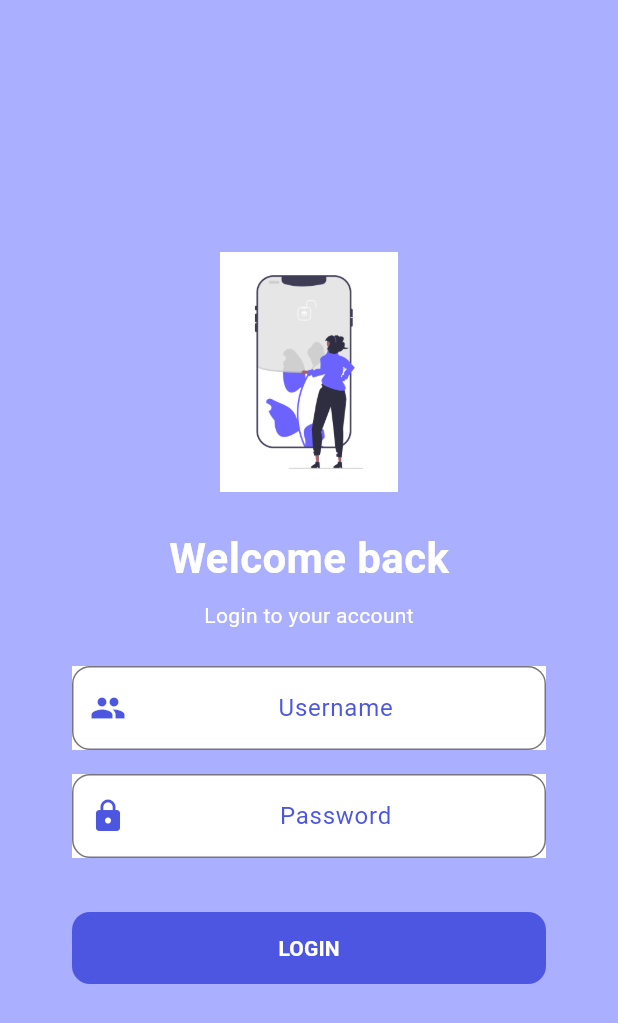
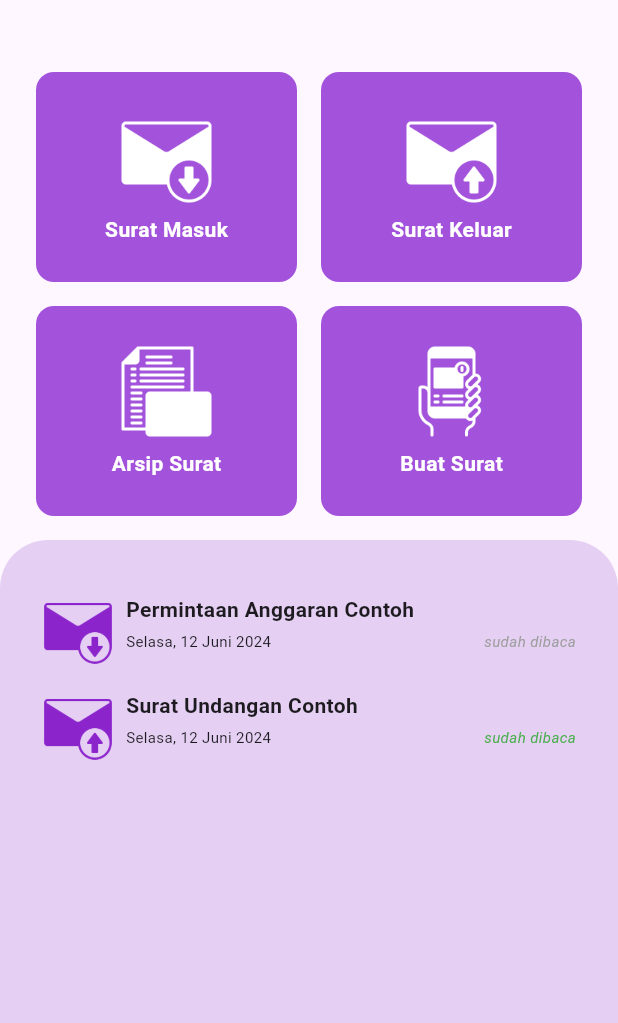
Before and after one commit to adamwib/letter_office_intern, a Flutter app: the screen it shows after launch, after a tap on "LOGIN", on a phone screen of 412 x 824 dp. Shown: the top 1023 px of the screen. Run offline on Flutter 3.47's test engine with Material 3 defaults, Android fonts, the phone set to English and light mode, and no system bars.

Commit message:
add login, home

```diff
--- a/lib/administrator/view/home_administrator.dart
+++ b/lib/administrator/view/home_administrator.dart
@@ -1,6 +1,7 @@
 import 'package:flutter/material.dart';
-
-import '../widget/text_field_login.dart';
+import 'package:surat_app/administrator/view/surat_masuk.dart';
+import 'package:surat_app/administrator/widget/main_menu.dart';
+import 'package:surat_app/helper/color.dart';
 
 class HomeAdministrator extends StatefulWidget {
   const HomeAdministrator({super.key});
@@ -13,70 +14,182 @@ class _HomeAdministratorState extends State<HomeAdministrator> {
   @override
   Widget build(BuildContext context) {
     return Scaffold(
-      backgroundColor: const Color.fromARGB(255, 170, 175, 255),
-      body: Center(
-        child: Padding(
-          padding: const EdgeInsets.symmetric(horizontal: 48),
-          child: Column(
-            mainAxisAlignment: MainAxisAlignment.center,
+      body: Column(
         children: [
-              Image.asset(
-                'assets/image/login.png',
-                height: 160,
+          const SizedBox(
+            height: 48,
+          ),
+          Padding(
+            padding: const EdgeInsets.symmetric(horizontal: 24),
+            child: Row(
+              mainAxisAlignment: MainAxisAlignment.spaceAround,
+              children: [
+                Expanded(
+                  child: MainMenu(
+                    title: "Surat Masuk",
+                    image: ("assets/icon/surat_masuk.png"),
+                    onTap: () {
+                      Navigator.push(context, MaterialPageRoute(builder: (context)=>SuratMasuk()));
+                    },
+                  ),
                 ),
                 const SizedBox(
-                height: 24,
+                  width: 16,
                 ),
-              const Text(
-                "Welcome back",
-                style: TextStyle(
-                    color: Colors.white,
-                    fontSize: 28,
-                    fontWeight: FontWeight.bold),
+                Expanded(
+                  child: MainMenu(
+                    title: "Surat Keluar",
+                    image: ("assets/icon/surat_keluar.png"),
+                    onTap: () {},
                   ),
-              const SizedBox(
-                height: 8,
                 ),
-              const Text(
-                "Login to your account",
-                style: TextStyle(color: Colors.white),
+              ],
             ),
-              const SizedBox(
-                height: 24,
-              ),
-              const TextFieldLogin(
-                obs: false,
-                hinttxt: 'Username',
-                prefixIcon: Icons.people,
           ),
           const SizedBox(
             height: 16,
           ),
-              const TextFieldLogin(
-                obs: true,
-                hinttxt: 'Password',
-                prefixIcon: Icons.lock,
+          Padding(
+            padding: const EdgeInsets.symmetric(horizontal: 24),
+            child: Row(
+              mainAxisAlignment: MainAxisAlignment.spaceAround,
+              children: [
+                Expanded(
+                  child: MainMenu(
+                    title: "Arsip Surat",
+                    image: ("assets/icon/arsip.png"),
+                    onTap: () {},
+                  ),
                 ),
                 const SizedBox(
-                height: 36,
+                  width: 16,
+                ),
+                Expanded(
+                  child: MainMenu(
+                    title: "Buat Surat",
+                    image: ("assets/icon/buat_surat.png"),
+                    onTap: () {},
+                  ),
+                ),
+              ],
+            ),
+          ),
+          const SizedBox(
+            height: 16,
+          ),
+          Expanded(
+            child: Container(
+              decoration: const BoxDecoration(
+                  color: lightColor,
+                  borderRadius: BorderRadius.only(
+                      topLeft: Radius.circular(32),
+                      topRight: Radius.circular(32))),
+              child: Padding(
+                padding: const EdgeInsets.all(28.0),
+                child: Column(
+                  children: [
+                    Padding(
+                      padding: const EdgeInsets.symmetric(vertical: 8),
+                      child: Row(
+                        crossAxisAlignment: CrossAxisAlignment.start,
+                        children: [
+                          Image.asset(
+                            "assets/icon/surat_masuk.png",
+                            height: 48,
+                            color: primaryColor,
+                          ),
+                          const SizedBox(
+                            width: 8,
+                          ),
+                          const Expanded(
+                            // Move Expanded here
+                            child: Column(
+                              crossAxisAlignment: CrossAxisAlignment.start,
+                              children: [
+                                Text(
+                                  "Permintaan Anggaran Contoh",
+                                  style: TextStyle(fontWeight: FontWeight.w600),
                                 ),
                                 SizedBox(
-                width: double.infinity,
-                height: 48,
-                child: TextButton(
-                    style: TextButton.styleFrom(
-                      backgroundColor: const Color.fromARGB(255, 76, 86, 224),
-                      shape: RoundedRectangleBorder(
-
-                        borderRadius: BorderRadius.circular(12),
+                                  height: 4,
                                 ),
+                                Row(
+                                  mainAxisAlignment:
+                                      MainAxisAlignment.spaceBetween,
+                                  children: [
+                                    Text(
+                                      "Selasa, 12 Juni 2024",
+                                      style: TextStyle(fontSize: 10),
                                     ),
-                    onPressed: () {},
-                    child: const Text("LOGIN", style: TextStyle(color: Colors.white, fontWeight: FontWeight.w600),)),
+                                    Text(
+                                      "sudah dibaca",
+                                      style: TextStyle(
+                                          fontSize: 10,
+                                          fontStyle: FontStyle.italic,
+                                          color: Colors.grey),
+                                    ),
+                                  ],
+                                )
+                              ],
+                            ),
                           )
                         ],
                       ),
                     ),
+                    Padding(
+                      padding: const EdgeInsets.symmetric(vertical: 8),
+                      child: Row(
+                        crossAxisAlignment: CrossAxisAlignment.start,
+                        children: [
+                          Image.asset(
+                            "assets/icon/surat_keluar.png",
+                            height: 48,
+                            color: primaryColor,
+                          ),
+                          const SizedBox(
+                            width: 8,
+                          ),
+                          const Expanded(
+                            // Move Expanded here
+                            child: Column(
+                              crossAxisAlignment: CrossAxisAlignment.start,
+                              children: [
+                                Text(
+                                  "Surat Undangan Contoh",
+                                  style: TextStyle(fontWeight: FontWeight.w600),
+                                ),
+                                SizedBox(
+                                  height: 4,
+                                ),
+                                Row(
+                                  mainAxisAlignment:
+                                      MainAxisAlignment.spaceBetween,
+                                  children: [
+                                    Text(
+                                      "Selasa, 12 Juni 2024",
+                                      style: TextStyle(fontSize: 10),
+                                    ),
+                                    Text(
+                                      "sudah dibaca",
+                                      style: TextStyle(
+                                          fontSize: 10,
+                                          fontStyle: FontStyle.italic,
+                                          color: Colors.green),
+                                    ),
+                                  ],
+                                )
+                              ],
+                            ),
+                          )
+                        ],
+                      ),
+                    ),
+                  ],
+                ),
+              ),
+            ),
+          )
+        ],
       ),
     );
   }
--- /dev/null
+++ b/lib/administrator/widget/main_menu.dart
@@ -0,0 +1,36 @@
+import 'package:flutter/material.dart';
+import 'package:surat_app/helper/color.dart';
+
+class MainMenu extends StatelessWidget {
+  final String title;
+  final String image;
+  final VoidCallback onTap;
+  const MainMenu({
+    super.key, required this.title, required this.image, required this.onTap,
+  });
+
+  @override
+  Widget build(BuildContext context) {
+    return InkWell(
+      onTap: onTap,
+      child: Container(
+        height: 140,
+        width: 100,
+        decoration: BoxDecoration(
+          color: menuColor,
+          borderRadius: BorderRadius.circular(12),
+        ),
+        child: Center(
+          child: Column(
+            mainAxisAlignment: MainAxisAlignment.center,
+            children: [
+              Image.asset(image, height: 64, color: Colors.white,),
+              const SizedBox(height: 6,),
+              Text(title, style: const TextStyle(color: Colors.white, fontWeight: FontWeight.w700),)
+            ],
+          ),
+        ),
+      ),
+    );
+  }
+}
--- a/lib/auth/view/home_login.dart
+++ b/lib/auth/view/home_login.dart
@@ -0,0 +1,92 @@
+import 'package:flutter/material.dart';
+import 'package:surat_app/administrator/view/home_administrator.dart';
+import 'package:surat_app/helper/color.dart';
+
+import '../../auth/widget/text_field_login.dart';
+
+class HomeLogin extends StatefulWidget {
+  const HomeLogin({super.key});
+
+  @override
+  State<HomeLogin> createState() => _HomeLoginState();
+}
+
+class _HomeLoginState extends State<HomeLogin> {
+  @override
+  Widget build(BuildContext context) {
+    return Scaffold(
+      backgroundColor: secondaryColor,
+      body: Center(
+        child: Padding(
+          padding: const EdgeInsets.symmetric(horizontal: 48),
+          child: SingleChildScrollView(
+            child: SizedBox(
+              height: MediaQuery.of(context).size.height - MediaQuery.of(context).padding.top,
+              child: Column(
+                mainAxisAlignment: MainAxisAlignment.center,
+                children: [
+                  Image.asset(
+                    'assets/icon/mail.png',
+                    height: 160,
+                  ),
+                  const SizedBox(
+                    height: 24,
+                  ),
+                  const Text(
+                    "Welcome back",
+                    style: TextStyle(
+                        color: Colors.white,
+                        fontSize: 28,
+                        fontWeight: FontWeight.bold),
+                  ),
+                  const SizedBox(
+                    height: 8,
+                  ),
+                  const Text(
+                    "Login to your account",
+                    style: TextStyle(color: Colors.white),
+                  ),
+                  const SizedBox(
+                    height: 24,
+                  ),
+                  const TextFieldLogin(
+                    obs: false,
+                    hinttxt: 'Username',
+                    prefixIcon: Icons.people,
+                  ),
+                  const SizedBox(
+                    height: 16,
+                  ),
+                  const TextFieldLogin(
+                    obs: true,
+                    hinttxt: 'Password',
+                    prefixIcon: Icons.lock,
+                  ),
+                  const SizedBox(
+                    height: 36,
+                  ),
+                  SizedBox(
+                    width: double.infinity,
+                    height: 48,
+                    child: TextButton(
+                        style: TextButton.styleFrom(
+                          backgroundColor: primaryColor,
+                          shape: RoundedRectangleBorder(
+
+                            borderRadius: BorderRadius.circular(12),
+                          ),
+                        ),
+                        onPressed: () {
+                          Navigator.push(context, MaterialPageRoute(builder: (context)=>const HomeAdministrator()));
+                        },
+                        child: const Text("LOGIN", style: TextStyle(color: Colors.white, fontWeight: FontWeight.w600),)),
+                  )
+                ],
+              ),
+            ),
+          ),
+        ),
+      ),
+    );
+  }
+}
--- a/lib/auth/view/splash_screen.dart
+++ b/lib/auth/view/splash_screen.dart
@@ -1,7 +1,6 @@
 import 'package:flutter/material.dart';
-
-import '../../administrator/view/home_administrator.dart';
-
+import 'package:surat_app/auth/view/home_login.dart';
+import 'package:surat_app/helper/color.dart';
 
 
 class SplashScreen extends StatefulWidget {
@@ -27,7 +26,7 @@ class _SplashScreenState extends State<SplashScreen> {
     // ignore: use_build_context_synchronously
     Navigator.of(context).pushReplacement(
       MaterialPageRoute(
-        builder: (context) => const HomeAdministrator(),
+        builder: (context) => const HomeLogin(),
       ),
     );
   }
@@ -40,13 +39,14 @@ class _SplashScreenState extends State<SplashScreen> {
         child: Column(
           mainAxisAlignment: MainAxisAlignment.center,
           children: [
-            Image.asset('assets/image/splash_img.png', height: 200,),
+            Image.asset('assets/icon/mail.png', height: 200,),
             const SizedBox(height: 20,),
             const Text(
-              'Office Intern',
+              'OFFICE INTERN',
               style: TextStyle(
-                color: Colors.black,
-                fontSize: 24.0,
+                color: primaryColor,
+                fontSize: 26.0,
+                fontWeight: FontWeight.w600
               ),
             ),
           ],
--- a/lib/administrator/widget/text_field_login.dart
+++ b/lib/auth/widget/text_field_login.dart
@@ -1,4 +1,5 @@
 import 'package:flutter/material.dart';
+import 'package:surat_app/helper/color.dart';
 
 class TextFieldLogin extends StatelessWidget {
   final String hinttxt;
@@ -13,19 +14,22 @@ class TextFieldLogin extends StatelessWidget {
   @override
   Widget build(BuildContext context) {
     return Container(
-      color: Colors.white,
+      decoration: BoxDecoration(
+        color: Colors.white,
+        borderRadius: BorderRadius.circular(12)
+      ),
       child: TextField(
         obscureText: obs,
         textAlign: TextAlign.center,
         keyboardType: TextInputType.text,
         decoration: InputDecoration(
           hintText: hinttxt,
-          hintStyle: const TextStyle(fontSize: 16, color:  Color.fromARGB(255, 76, 86, 224)),
-          prefixIcon: Icon(prefixIcon, color: const Color.fromARGB(255, 76, 86, 224),),
+          hintStyle: const TextStyle(fontSize: 16, color:  primaryColor),
+          prefixIcon: Icon(prefixIcon, color: primaryColor,),
           border: OutlineInputBorder(
             borderRadius: BorderRadius.circular(12),
             borderSide: const BorderSide(
-                width: 1, style: BorderStyle.none, color:  Color.fromARGB(255, 76, 86, 224)),
+                width: 1, style: BorderStyle.none, color:  primaryColor),
           ),
         ),
       ),
--- a/lib/helper/color.dart
+++ b/lib/helper/color.dart
@@ -1 +1,8 @@
 // #E24E83
+
+import 'package:flutter/material.dart';
+
+const primaryColor = Color.fromRGBO(140,36,204, 1);
+const secondaryColor = Color.fromRGBO(204,159,236, 1);
+const menuColor = Color.fromRGBO(163,83,219, 1);
+const lightColor = Color.fromRGBO(229,208,244, 1);
```
Also changed, not shown: lib/administrator/view/profile/profile_administrator.dart (added, +10 -0 lines), lib/administrator/view/surat_masuk.dart (added, +143 -0 lines), lib/helper/menu.dart (added, +80 -0 lines), assets/icon/arsip.png (added), assets/icon/buat_surat.png (added), assets/icon/mail.png (added), assets/icon/surat_keluar.png (added), assets/icon/surat_masuk.png (added), pubspec.lock, 3 other files. Lines whose indentation alone changed are shown as unchanged.
